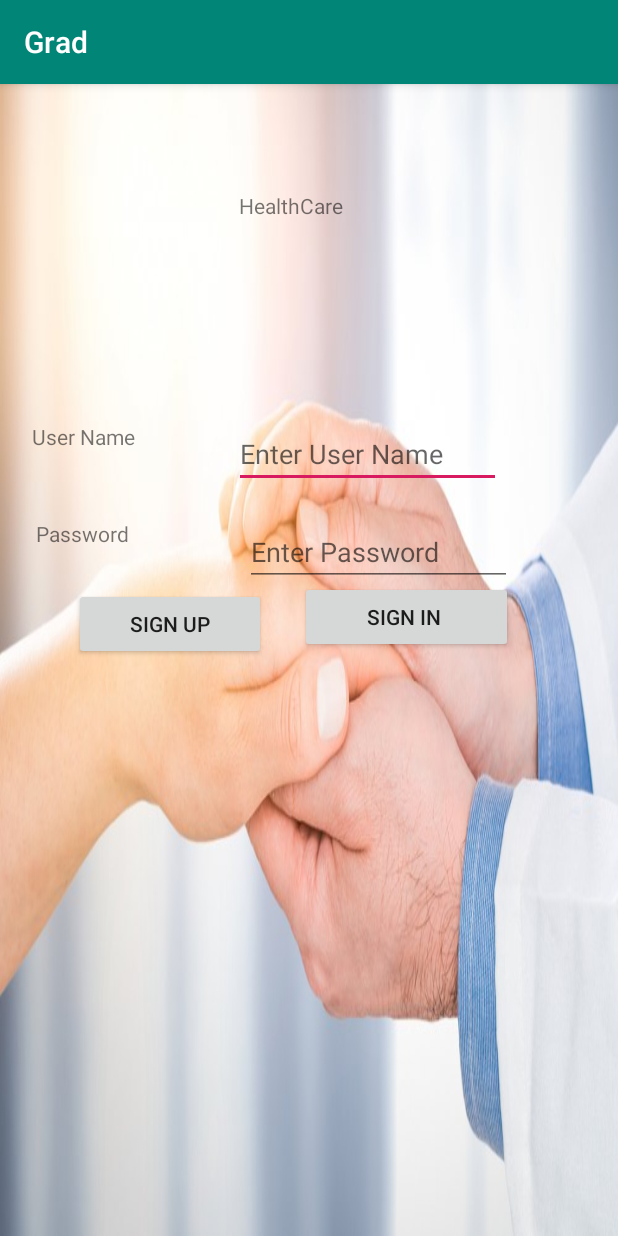
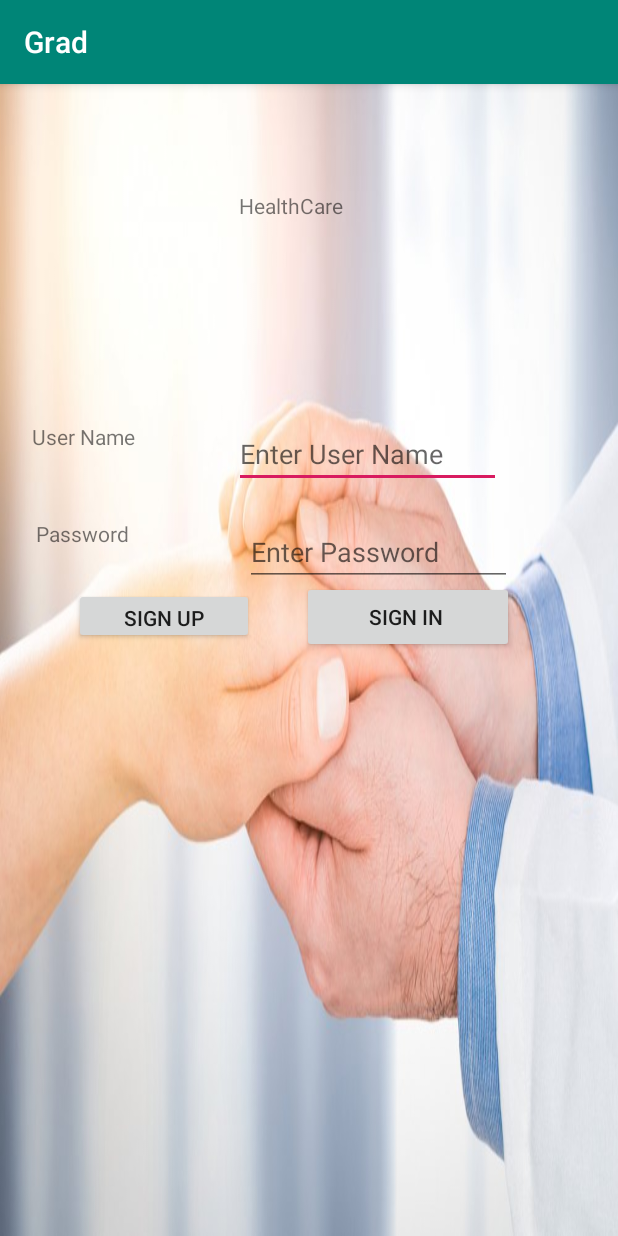
Before and after one commit to ShahdHajaj/GraduationProject, an Android app: the screen it shows after launch (MainActivity), on a phone screen of 412 x 824 dp. Run offline under Robolectric (Android 15) with nearby library versions, the light colour scheme and no system bars.

Commit message:
finishing login button.

```diff
--- a/app/src/main/java/com/example/grad/DataBaseHelperInfo.java
+++ b/app/src/main/java/com/example/grad/DataBaseHelperInfo.java
@@ -25,7 +25,6 @@ public class DataBaseHelperInfo extends SQLiteOpenHelper {
 
     public void insertUser(UserInfo user) {
         ContentValues contentValues = new ContentValues();
-
         contentValues.put("password", user.getPassword());
         contentValues.put("userName", user.getUserName());
         contentValues.put("gender", user.getGender());
--- a/app/src/main/java/com/example/grad/signUp.java
+++ b/app/src/main/java/com/example/grad/signUp.java
@@ -34,7 +34,7 @@ public class signUp extends AppCompatActivity {
         bmi = (Spinner) findViewById(R.id.bmifield);
         ArrayAdapter objGenderArr = new ArrayAdapter(this, android.R.layout.simple_spinner_item, options);
         bmi.setAdapter(objGenderArr);
-        sign = (Button) findViewById(R.id.signup2);
+        sign = (Button) findViewById(R.id.login);
         gender = (RadioGroup) findViewById(R.id.genderfield);
         smoking = (RadioGroup) findViewById(R.id.smokingfield);
 
@@ -93,7 +93,6 @@ public class signUp extends AppCompatActivity {
                             dataBaseHelper.insertUser(user);
                             finish();
                             Context context = getApplicationContext();
-
                             CharSequence text = "Sign up successfully";
                             int duration = Toast.LENGTH_SHORT;
                             Toast toast = Toast.makeText(context, text, duration);
--- a/app/src/main/res/layout/activity_main.xml
+++ b/app/src/main/res/layout/activity_main.xml
@@ -79,24 +79,24 @@
         android:inputType="textPassword" />
 
     <Button
-        android:id="@+id/signup2"
-        android:layout_width="142dp"
+        android:id="@+id/login"
+        android:layout_width="141dp"
         android:layout_height="wrap_content"
         android:layout_alignParentStart="true"
         android:layout_alignParentLeft="true"
         android:layout_alignParentTop="true"
 
         android:layout_alignParentRight="true"
-        android:layout_marginStart="200dp"
-        android:layout_marginLeft="200dp"
+        android:layout_marginStart="201dp"
+        android:layout_marginLeft="201dp"
         android:layout_marginTop="331dp"
         android:layout_marginRight="69dp"
         android:text="Sign in " />
 
     <Button
         android:id="@+id/signup1"
-        android:layout_width="128dp"
-        android:layout_height="wrap_content"
+        android:layout_width="120dp"
+        android:layout_height="37dp"
         android:layout_alignParentStart="true"
         android:layout_alignParentLeft="true"
         android:layout_alignParentTop="true"
@@ -105,7 +105,7 @@
         android:layout_marginStart="49dp"
         android:layout_marginLeft="49dp"
         android:layout_marginTop="336dp"
-        android:layout_marginRight="234dp"
+        android:layout_marginRight="242dp"
         android:text="sign up" />
 
 </RelativeLayout>
--- /dev/null
+++ b/app/src/main/res/layout/login.xml
@@ -0,0 +1,6 @@
+<?xml version="1.0" encoding="utf-8"?>
+<LinearLayout xmlns:android="http://schemas.android.com/apk/res/android"
+    android:layout_width="match_parent"
+    android:layout_height="match_parent">
+
+</LinearLayout>
--- a/app/src/main/res/layout/signup.xml
+++ b/app/src/main/res/layout/signup.xml
@@ -53,7 +53,7 @@
         android:inputType="numberDecimal" />
 
     <Button
-        android:id="@+id/signup2"
+        android:id="@+id/login"
         android:layout_width="140dp"
         android:layout_height="wrap_content"
         android:layout_alignParentStart="true"
```
Also changed, not shown: app/src/main/AndroidManifest.xml (+7 -0 lines), app/src/main/java/com/example/grad/MainActivity.java (+44 -0 lines), app/src/main/java/com/example/grad/login.java (added, +13 -0 lines), app/src/main/java/com/example/grad/signIn.java (deleted, +0 -9 lines).
